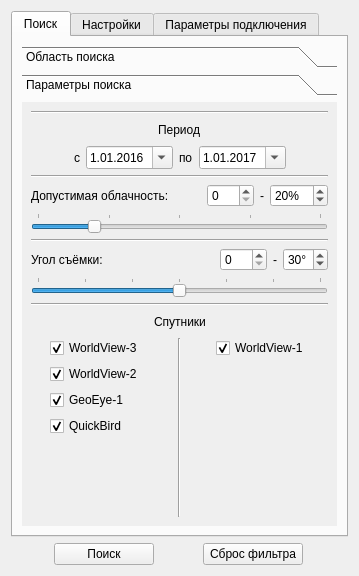
Old version of the form geo_get_dialog_base.ui in the repository bazzile/GeoGet.
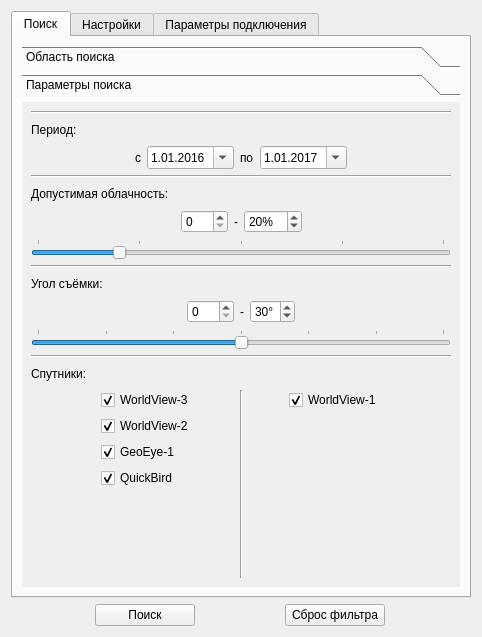
New version of the form. The open tabs and pages were chosen to show the change.

```diff
--- a/geo_get_dialog_base.ui
+++ b/geo_get_dialog_base.ui
@@ -6,8 +6,8 @@
    <rect>
     <x>0</x>
     <y>0</y>
-    <width>359</width>
-    <height>576</height>
+    <width>482</width>
+    <height>637</height>
    </rect>
   </property>
   <property name="windowTitle">
@@ -108,42 +108,29 @@
            <rect>
             <x>0</x>
             <y>0</y>
-            <width>309</width>
-            <height>406</height>
+            <width>432</width>
+            <height>467</height>
            </rect>
           </property>
           <attribute name="label">
            <string>Параметры поиска</string>
           </attribute>
-          <layout class="QVBoxLayout" name="verticalLayout_5">
-           <item>
-            <widget class="Line" name="line_5">
-             <property name="orientation">
-              <enum>Qt::Horizontal</enum>
-             </property>
-            </widget>
-           </item>
-           <item>
             <layout class="QVBoxLayout" name="verticalLayout_3">
              <item>
+            <widget class="Line" name="line_5">
+             <property name="orientation">
+              <enum>Qt::Horizontal</enum>
+             </property>
+            </widget>
+           </item>
+           <item>
+            <layout class="QVBoxLayout" name="Dates_VL">
+             <item>
               <layout class="QHBoxLayout" name="Date_label_HL">
-               <item>
-                <spacer name="horizontalSpacer_13">
-                 <property name="orientation">
-                  <enum>Qt::Horizontal</enum>
-                 </property>
-                 <property name="sizeHint" stdset="0">
-                  <size>
-                   <width>40</width>
-                   <height>20</height>
-                  </size>
-                 </property>
-                </spacer>
-               </item>
                <item>
                 <widget class="QLabel" name="label_5">
                  <property name="text">
-                  <string>Период</string>
+                  <string>Период:</string>
                  </property>
                 </widget>
                </item>
@@ -250,9 +237,9 @@
             </widget>
            </item>
            <item>
-            <layout class="QVBoxLayout" name="Cloud_verticalLayout">
+            <layout class="QVBoxLayout" name="Cloud_VL">
              <item>
-              <layout class="QHBoxLayout" name="Cloud_horizontalLayout">
+              <layout class="QHBoxLayout" name="horizontalLayout_3">
                <item>
                 <widget class="QLabel" name="cloud_label">
                  <property name="text">
@@ -261,6 +248,23 @@
                 </widget>
                </item>
                <item>
+                <spacer name="horizontalSpacer_19">
+                 <property name="orientation">
+                  <enum>Qt::Horizontal</enum>
+                 </property>
+                 <property name="sizeHint" stdset="0">
+                  <size>
+                   <width>40</width>
+                   <height>20</height>
+                  </size>
+                 </property>
+                </spacer>
+               </item>
+              </layout>
+             </item>
+             <item>
+              <layout class="QHBoxLayout" name="Cloud_HL">
+               <item>
                 <spacer name="horizontalSpacer_3">
                  <property name="orientation">
                   <enum>Qt::Horizontal</enum>
@@ -300,6 +304,19 @@
                  </property>
                 </widget>
                </item>
+               <item>
+                <spacer name="horizontalSpacer_18">
+                 <property name="orientation">
+                  <enum>Qt::Horizontal</enum>
+                 </property>
+                 <property name="sizeHint" stdset="0">
+                  <size>
+                   <width>40</width>
+                   <height>20</height>
+                  </size>
+                 </property>
+                </spacer>
+               </item>
               </layout>
              </item>
              <item>
@@ -349,7 +366,7 @@
             </widget>
            </item>
            <item>
-            <layout class="QVBoxLayout" name="Angle_verticalLayout">
+            <layout class="QVBoxLayout" name="Angles_VL">
              <item>
               <layout class="QHBoxLayout" name="Angle_horizontalLayout">
                <item>
@@ -360,6 +377,23 @@
                 </widget>
                </item>
                <item>
+                <spacer name="horizontalSpacer_17">
+                 <property name="orientation">
+                  <enum>Qt::Horizontal</enum>
+                 </property>
+                 <property name="sizeHint" stdset="0">
+                  <size>
+                   <width>40</width>
+                   <height>20</height>
+                  </size>
+                 </property>
+                </spacer>
+               </item>
+              </layout>
+             </item>
+             <item>
+              <layout class="QHBoxLayout" name="Angles_HL">
+               <item>
                 <spacer name="horizontalSpacer_6">
                  <property name="orientation">
                   <enum>Qt::Horizontal</enum>
@@ -402,6 +436,19 @@
                  </property>
                 </widget>
                </item>
+               <item>
+                <spacer name="horizontalSpacer_15">
+                 <property name="orientation">
+                  <enum>Qt::Horizontal</enum>
+                 </property>
+                 <property name="sizeHint" stdset="0">
+                  <size>
+                   <width>40</width>
+                   <height>20</height>
+                  </size>
+                 </property>
+                </spacer>
+               </item>
               </layout>
              </item>
              <item>
@@ -454,24 +501,13 @@
             </widget>
            </item>
            <item>
-            <layout class="QHBoxLayout" name="horizontalLayout_3">
+            <layout class="QVBoxLayout" name="Satellites_VL">
              <item>
-              <spacer name="horizontalSpacer_8">
-               <property name="orientation">
-                <enum>Qt::Horizontal</enum>
-               </property>
-               <property name="sizeHint" stdset="0">
-                <size>
-                 <width>40</width>
-                 <height>20</height>
-                </size>
-               </property>
-              </spacer>
-             </item>
+              <layout class="QHBoxLayout" name="Satellites_head_HL">
              <item>
               <widget class="QLabel" name="label">
                <property name="text">
-                <string>Спутники</string>
+                  <string>Спутники:</string>
                </property>
               </widget>
              </item>
@@ -491,7 +527,7 @@
             </layout>
            </item>
            <item>
-            <layout class="QHBoxLayout" name="Satellites_Hv">
+              <layout class="QHBoxLayout" name="Satellites_HL">
              <item>
               <spacer name="horizontalSpacer_9">
                <property name="orientation">
@@ -642,6 +678,22 @@
             </layout>
            </item>
           </layout>
+           </item>
+          </layout>
+          <zorder></zorder>
+          <zorder></zorder>
+          <zorder>horizontalLayoutWidget</zorder>
+          <zorder>line_2</zorder>
+          <zorder>line_3</zorder>
+          <zorder>horizontalSpacer_9</zorder>
+          <zorder>horizontalSpacer_10</zorder>
+          <zorder>horizontalLayoutWidget_2</zorder>
+          <zorder>horizontalLayoutWidget_3</zorder>
+          <zorder>line_4</zorder>
+          <zorder>line_5</zorder>
+          <zorder></zorder>
+          <zorder>horizontalLayoutWidget_4</zorder>
+          <zorder>horizontalLayoutWidget_5</zorder>
          </widget>
         </widget>
        </item>
```
Left out of the diff: 8 changed lines with no effect on the pictures. Lines whose indentation alone changed are shown as unchanged.
